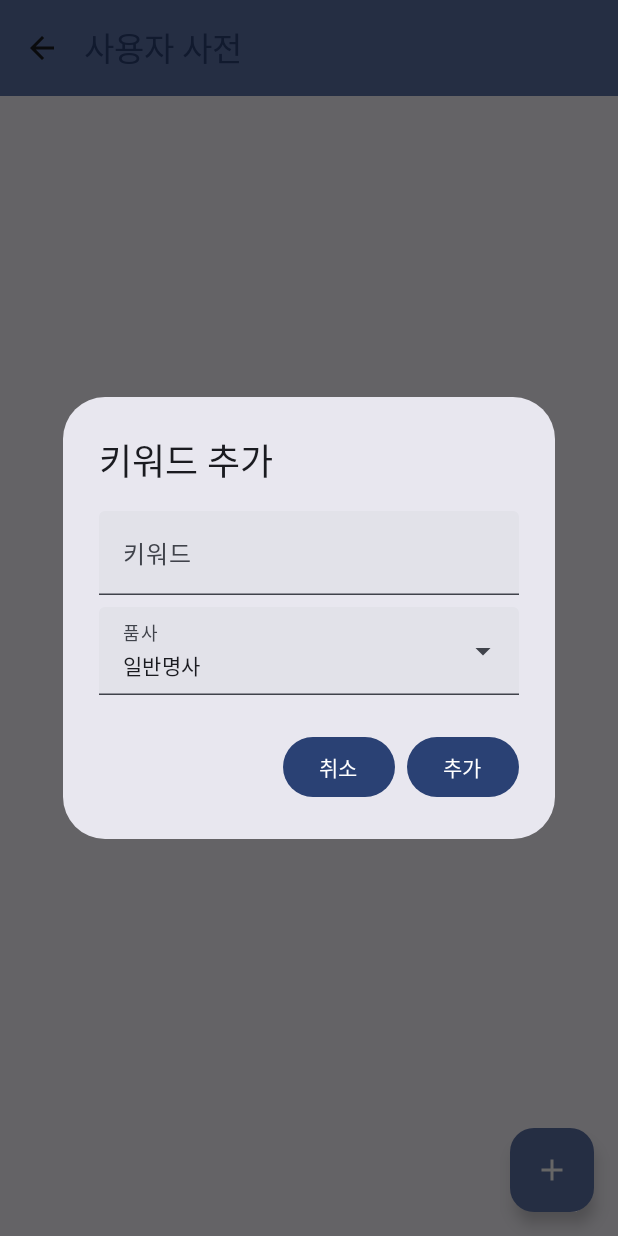
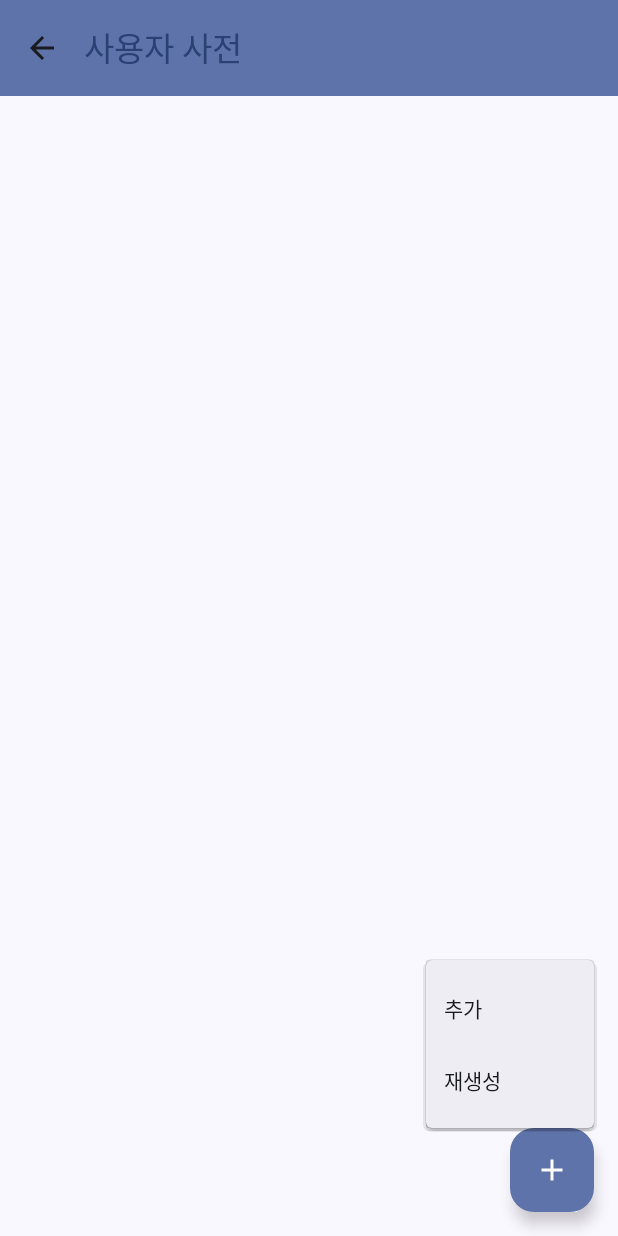
Before and after one commit to esummer9/mykeyword, an Android app built with Jetpack Compose: the UserDictionaryActivity screen opened directly, with no data from a screen before it, after a tap on "Add Keyword", on a phone screen of 412 x 824 dp. Run offline under Robolectric (Android 15) with nearby library versions, the phone set to English and light mode, and no system bars.

Commit message:
feature : 사용자 사전 등록

```diff
--- a/app/src/main/java/com/ediapp/mykeyword/UserDictionaryActivity.kt
+++ b/app/src/main/java/com/ediapp/mykeyword/UserDictionaryActivity.kt
@@ -42,6 +42,7 @@ import androidx.compose.runtime.getValue
 import androidx.compose.runtime.mutableStateOf
 import androidx.compose.runtime.remember
 import androidx.compose.runtime.setValue
+import androidx.compose.ui.Alignment
 import androidx.compose.ui.Modifier
 import androidx.compose.ui.graphics.toArgb
 import androidx.compose.ui.platform.LocalContext
@@ -73,6 +74,7 @@ class UserDictionaryActivity : ComponentActivity() {
                 var showEditDialog by remember { mutableStateOf<UserDic?>(null) }
                 var showDeleteConfirmDialog by remember { mutableStateOf<UserDic?>(null) }
                 var expandedMenuUserDic by remember { mutableStateOf<UserDic?>(null) }
+                var fabMenuExpanded by remember { mutableStateOf(false) }
 
                 Scaffold(
                     topBar = {
@@ -90,8 +92,34 @@ class UserDictionaryActivity : ComponentActivity() {
                         )
                     },
                     floatingActionButton = {
-                        FloatingActionButton(onClick = { showAddDialog = true }) {
-                            Icon(Icons.Default.Add, contentDescription = "Add Keyword")
+                        Box {
+                            FloatingActionButton(onClick = { fabMenuExpanded = !fabMenuExpanded }) {
+                                Icon(Icons.Default.Add, contentDescription = "Add Keyword")
+                            }
+                            DropdownMenu(
+                                expanded = fabMenuExpanded,
+                                onDismissRequest = { fabMenuExpanded = false },
+                                modifier = Modifier.align(Alignment.BottomEnd)
+                            ) {
+                                DropdownMenuItem(
+                                    text = { Text("추가") },
+                                    onClick = {
+                                        showAddDialog = true
+                                        fabMenuExpanded = false
+                                    }
+                                )
+                                DropdownMenuItem(
+                                    text = { Text("재생성") },
+                                    onClick = {
+                                        val allDics = dbHelper.getAllUserDics()
+                                        allDics.forEach {
+                                            WriteUserDic(context, UserDicItem(it.keyword, it.pos))
+                                        }
+                                        Toast.makeText(context, "사용자 사전을 재생성했습니다.", Toast.LENGTH_SHORT).show()
+                                        fabMenuExpanded = false
+                                    }
+                                )
+                            }
                         }
                     }
                 ) { innerPadding ->
@@ -124,6 +152,7 @@ class UserDictionaryActivity : ComponentActivity() {
                                     userDics = dbHelper.getAllUserDics()
                                     showAddDialog = false
                                 }
+                                WriteUserDic(context, UserDicItem(keyword, pos))
                             }
                         )
                     }
```
